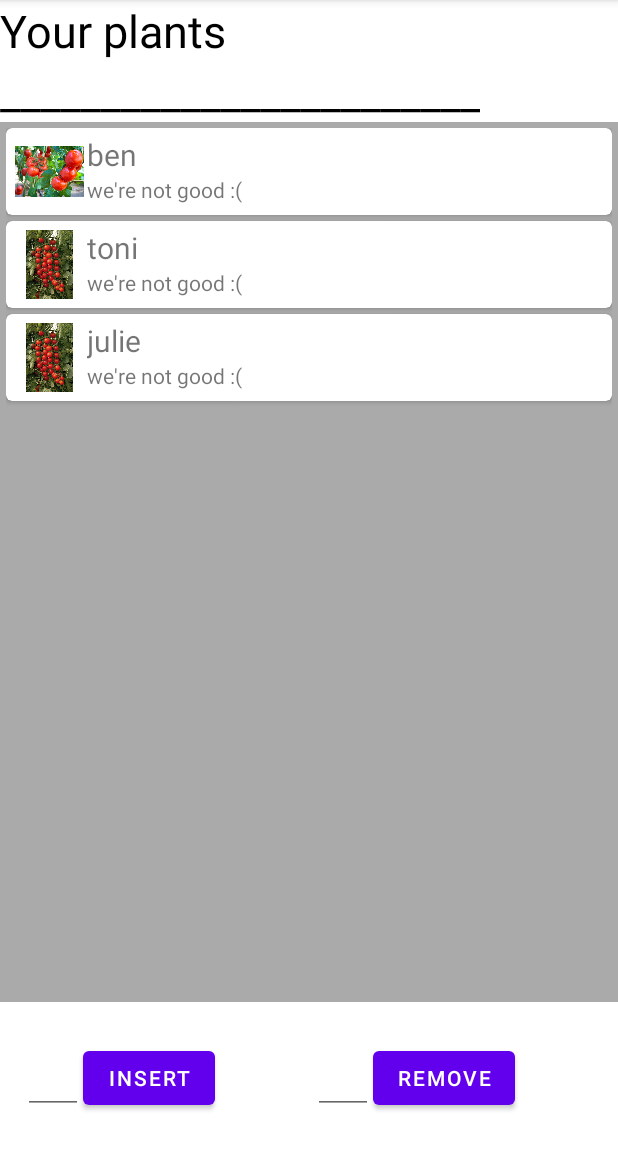
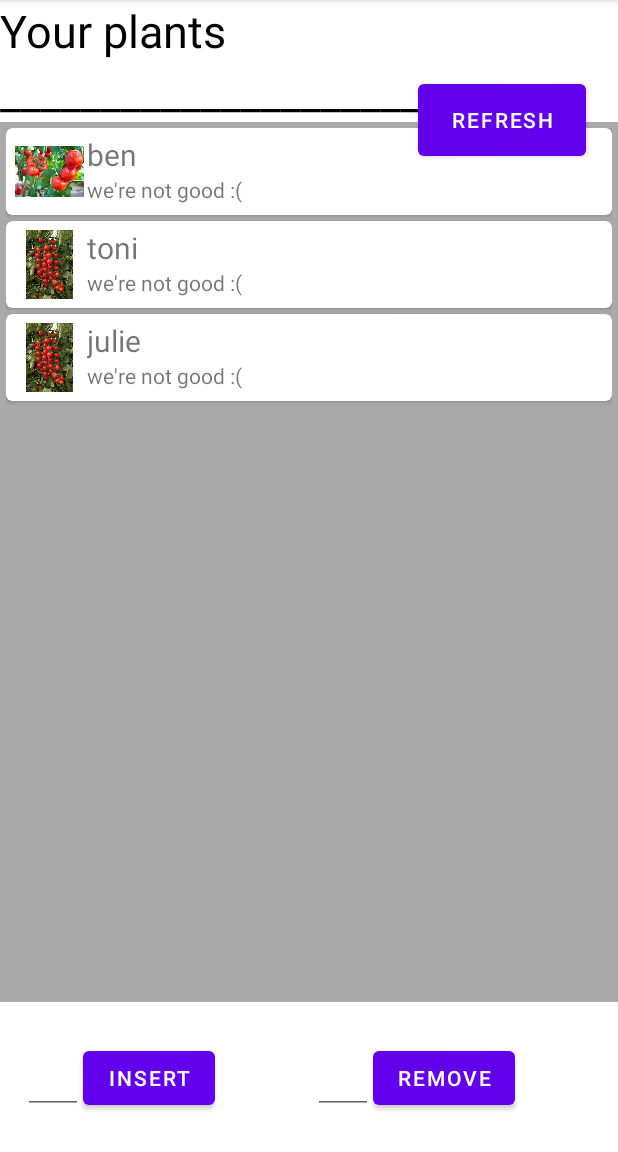
Before and after one commit to CptKaffeeTasse/auTomato, an Android app: the screen it shows after launch (MainActivity), on a phone screen of 412 x 824 dp, the part 84-1236 px from its top. Run offline under Robolectric (Android 15) with nearby library versions, the phone set to English and light mode, and no system bars.

Commit message:
refresh button

```diff
--- a/app/src/main/java/com/example/automato/MainActivity.java
+++ b/app/src/main/java/com/example/automato/MainActivity.java
@@ -26,6 +26,7 @@ public class MainActivity extends AppCompatActivity implements ExampleDialog.Exa
     private Button buttonRemove;
     private EditText editTextInsert;
     private EditText editTextRemove;
+    private Button buttonRefresh;
 
     public static List<Plant> plants = new ArrayList<>() {{
         add(new Plant("indoor tomato", "ben", ""));
@@ -47,6 +48,14 @@ public class MainActivity extends AppCompatActivity implements ExampleDialog.Exa
         buttonRemove = findViewById(R.id.button_remove);
         editTextInsert = findViewById(R.id.edittext_insert);
         editTextRemove = findViewById(R.id.edittext_remove);
+        buttonRefresh = findViewById(R.id.refresh);
+
+        buttonRefresh.setOnClickListener(new View.OnClickListener() {
+            @Override
+            public void onClick(View v) {
+                mAdapter.notifyDataSetChanged();
+            }
+        });
 
         buttonInsert.setOnClickListener(new View.OnClickListener() {
             @Override
@@ -55,6 +64,8 @@ public class MainActivity extends AppCompatActivity implements ExampleDialog.Exa
                 int position = Integer.parseInt(editTextInsert.getText().toString());
                 ExampleDialog exampleDialog = new ExampleDialog(position);
                 exampleDialog.show(getSupportFragmentManager(), "example dialog");
+                mAdapter.notifyDataSetChanged();
+
             }
         });
 
@@ -64,6 +75,8 @@ public class MainActivity extends AppCompatActivity implements ExampleDialog.Exa
             public void onClick(View v) {
                 int position = Integer.parseInt(editTextRemove.getText().toString());
                 removeItem(position);
+                mAdapter.notifyDataSetChanged();
+
             }
         });
 
@@ -131,6 +144,7 @@ public class MainActivity extends AppCompatActivity implements ExampleDialog.Exa
         mAdapter.setOnItemClickListener(new ExampleAdapter.OnItemClickListener() {
             @Override
             public void onItemClick(int position) {
+                mAdapter.notifyDataSetChanged();
                 Intent intent = new Intent(MainActivity.this, PlantDetails.class);
                 intent.putExtra("PLANT", plants.get(position));
                 startActivity(intent);
--- a/app/src/main/res/layout/activity_main.xml
+++ b/app/src/main/res/layout/activity_main.xml
@@ -74,5 +74,15 @@
         android:layout_toEndOf="@id/edittext_remove"
         android:text="remove" />
 
+    <Button
+        android:id="@+id/refresh"
+        android:layout_width="112dp"
+        android:layout_height="60dp"
+        android:layout_alignParentEnd="true"
+        android:layout_alignParentBottom="true"
+        android:layout_marginEnd="21dp"
+        android:layout_marginBottom="658dp"
+        android:text="@string/refreshb" />
+
 
 </RelativeLayout>
--- a/app/src/main/res/values/strings.xml
+++ b/app/src/main/res/values/strings.xml
@@ -6,4 +6,5 @@
     <string name="waterLevelDescr">Soil humidity:  </string>
     <string name="tempDescr">"Temperature:  "</string>
     <string name="lightdesc">"Lightlevel:  "</string>
+    <string name="refreshb">Refresh</string>
 </resources>
```
